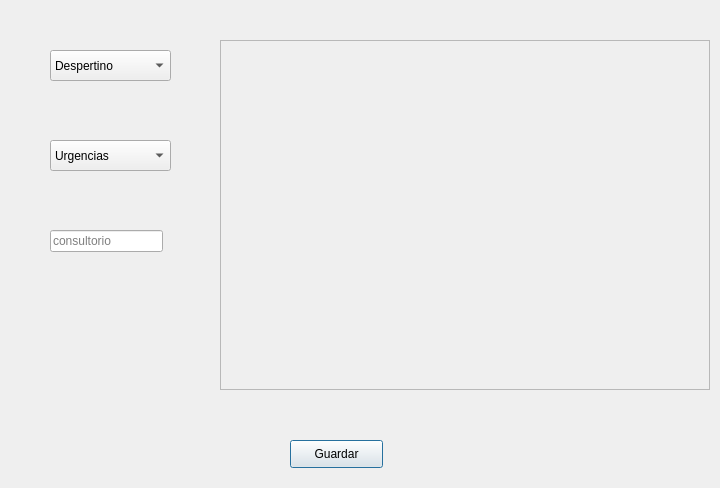
This is aceptarsolicitud.ui in Laloses/Hospital as Qt 5 draws it before an edit. The edited form follows.
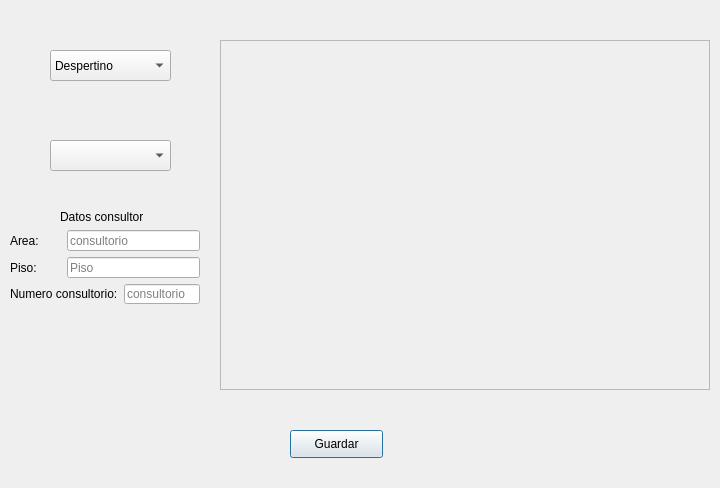
This is the edited form.

Commit message: creacion de interfaz de asignar consultorio

Patch:
```diff
--- a/aceptarsolicitud.ui
+++ b/aceptarsolicitud.ui
@@ -17,7 +17,7 @@
    <property name="geometry">
     <rect>
      <x>290</x>
-     <y>440</y>
+     <y>430</y>
      <width>93</width>
      <height>28</height>
     </rect>
@@ -60,94 +60,6 @@
      <height>31</height>
     </rect>
    </property>
-   <item>
-    <property name="text">
-     <string>Urgencias</string>
-    </property>
-   </item>
-   <item>
-    <property name="text">
-     <string>Cirugía general y Digestiva</string>
-    </property>
-   </item>
-   <item>
-    <property name="text">
-     <string>Anestesiologia</string>
-    </property>
-   </item>
-   <item>
-    <property name="text">
-     <string>Cuidados Intensivos</string>
-    </property>
-   </item>
-   <item>
-    <property name="text">
-     <string>Rehabilitación</string>
-    </property>
-   </item>
-   <item>
-    <property name="text">
-     <string>Hematologia</string>
-    </property>
-   </item>
-   <item>
-    <property name="text">
-     <string>Neumologia</string>
-    </property>
-   </item>
-   <item>
-    <property name="text">
-     <string>Nefrología</string>
-    </property>
-   </item>
-   <item>
-    <property name="text">
-     <string>Dermatologia</string>
-    </property>
-   </item>
-   <item>
-    <property name="text">
-     <string>Ginecología y Obstetricia</string>
-    </property>
-   </item>
-   <item>
-    <property name="text">
-     <string>Urologia</string>
-    </property>
-   </item>
-   <item>
-    <property name="text">
-     <string>Oftalmología</string>
-    </property>
-   </item>
-   <item>
-    <property name="text">
-     <string>Laboratorio Clínico</string>
-    </property>
-   </item>
-   <item>
-    <property name="text">
-     <string>RadioDiagnóstico</string>
-    </property>
-   </item>
-   <item>
-    <property name="text">
-     <string>Medicina Preventiva</string>
-    </property>
-   </item>
-  </widget>
-  <widget class="QLineEdit" name="lineEdit_numConsultorio">
-   <property name="geometry">
-    <rect>
-     <x>50</x>
-     <y>230</y>
-     <width>113</width>
-     <height>22</height>
-    </rect>
-   </property>
-   <property name="placeholderText">
-    <string>consultorio</string>
-   </property>
   </widget>
   <widget class="QWidget" name="widget" native="true">
    <property name="geometry">
@@ -183,6 +95,73 @@
     </item>
    </layout>
   </widget>
+  <widget class="QLabel" name="label">
+   <property name="geometry">
+    <rect>
+     <x>60</x>
+     <y>210</y>
+     <width>83</width>
+     <height>13</height>
+    </rect>
+   </property>
+   <property name="text">
+    <string>Datos consultorio</string>
+   </property>
+  </widget>
+  <widget class="QWidget" name="">
+   <property name="geometry">
+    <rect>
+     <x>10</x>
+     <y>230</y>
+     <width>190</width>
+     <height>74</height>
+    </rect>
+   </property>
+   <layout class="QGridLayout" name="gridLayout">
+    <item row="0" column="0">
+     <widget class="QLabel" name="label_2">
+      <property name="text">
+       <string>Area:</string>
+      </property>
+     </widget>
+    </item>
+    <item row="0" column="1" colspan="2">
+     <widget class="QLineEdit" name="lineEdit_numConsultorio">
+      <property name="placeholderText">
+       <string>consultorio</string>
+      </property>
+     </widget>
+    </item>
+    <item row="1" column="0">
+     <widget class="QLabel" name="label_3">
+      <property name="text">
+       <string>Piso:</string>
+      </property>
+     </widget>
+    </item>
+    <item row="1" column="1" colspan="2">
+     <widget class="QLineEdit" name="lineEdit_numConsultorio_2">
+      <property name="placeholderText">
+       <string>Piso</string>
+      </property>
+     </widget>
+    </item>
+    <item row="2" column="0" colspan="2">
+     <widget class="QLabel" name="label_4">
+      <property name="text">
+       <string>Numero consultorio:</string>
+      </property>
+     </widget>
+    </item>
+    <item row="2" column="2">
+     <widget class="QLineEdit" name="lineEdit_numConsultorio_3">
+      <property name="placeholderText">
+       <string>consultorio</string>
+      </property>
+     </widget>
+    </item>
+   </layout>
+  </widget>
  </widget>
  <resources/>
  <connections/>
```
Left out of the diff: 4 changed lines with no effect on the pictures. The commit also changes 5 other files.
